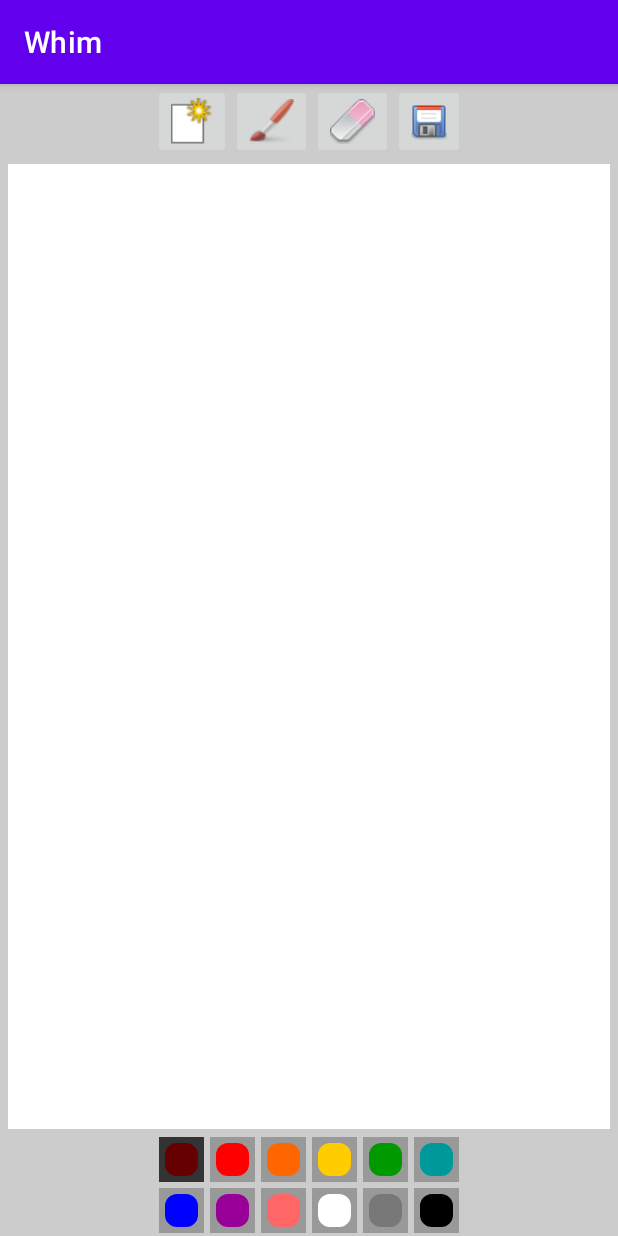
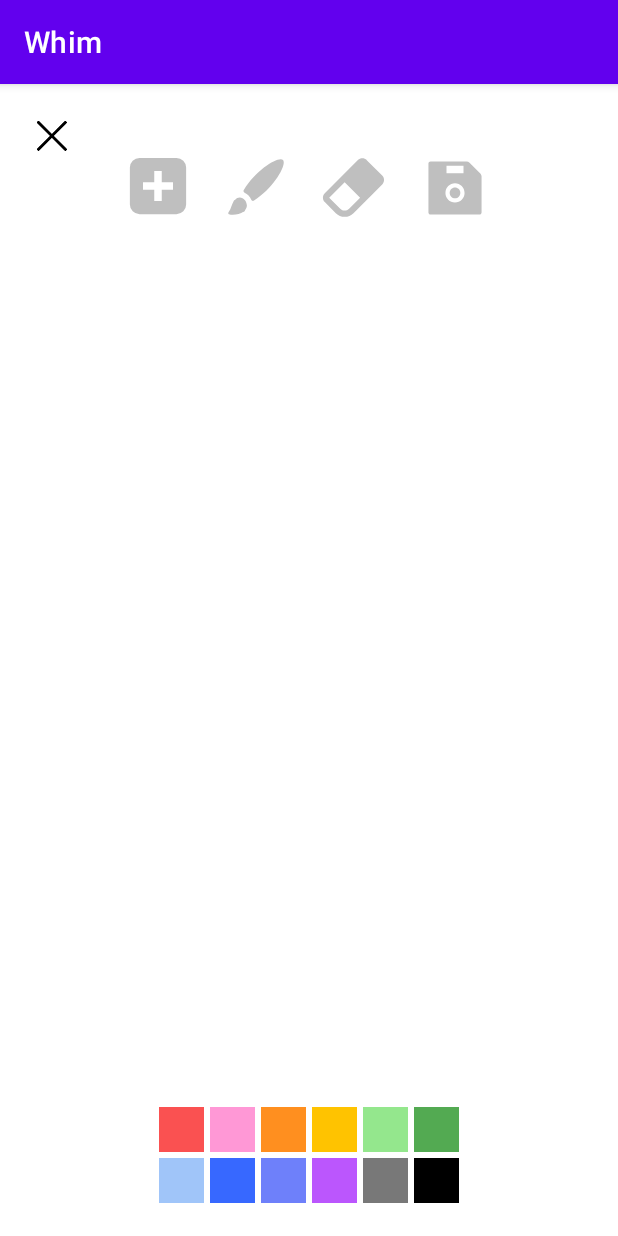
Before and after one commit to HarryuCATGREY/My_Notes, an Android app: the drawController screen opened directly, with no data from a screen before it, on a phone screen of 412 x 824 dp. Run offline under Robolectric (Android 15) with nearby library versions, the phone set to English and light mode, and no system bars.

Commit message:
whiteboard front end update

```diff
--- a/app/src/main/AndroidManifest.xml
+++ b/app/src/main/AndroidManifest.xml
@@ -27,11 +27,6 @@
         <activity android:name=".drawController"
             android:screenOrientation="portrait"
             android:exported="true">
-            <intent-filter>
-                <action android:name="android.intent.action.MAIN" />
-
-                <category android:name="android.intent.category.LAUNCHER" />
-            </intent-filter>
         </activity>
 
         <activity
--- a/app/src/main/java/com/example/whim/DrawingView.java
+++ b/app/src/main/java/com/example/whim/DrawingView.java
@@ -14,6 +14,7 @@ import android.view.MotionEvent;
 import android.graphics.PorterDuff;
 import android.graphics.PorterDuffXfermode;
 import android.util.TypedValue;
+import android.widget.ImageView;
 
 
 public class DrawingView extends View {
@@ -31,6 +32,7 @@ public class DrawingView extends View {
 
     private float brushSize, lastBrushSize;
     private boolean erase = false;
+
 
     public DrawingView(Context context, AttributeSet attrs)
     {
--- a/app/src/main/java/com/example/whim/drawController.java
+++ b/app/src/main/java/com/example/whim/drawController.java
@@ -5,6 +5,7 @@ import androidx.appcompat.app.AppCompatActivity;
 import android.os.Bundle;
 import android.view.View;
 import android.widget.ImageButton;
+import android.widget.ImageView;
 import android.widget.LinearLayout;
 
 import java.util.UUID;
@@ -20,6 +21,7 @@ public class drawController extends AppCompatActivity implements OnClickListener
     private DrawingView drawView;
     private ImageButton currPaint, drawBtn, eraseBtn, newBtn, saveBtn;
     private float smallBrush, mediumBrush, largeBrush;
+    private ImageView backIcon;
 
     @Override
     protected void onCreate(Bundle savedInstanceState) {
@@ -31,7 +33,6 @@ public class drawController extends AppCompatActivity implements OnClickListener
 
         LinearLayout paintLayout = (LinearLayout)findViewById(R.id.paint_colors);
         currPaint = (ImageButton)paintLayout.getChildAt(0);
-        currPaint.setImageDrawable(getResources().getDrawable(R.drawable.paint_pressed));
 
         smallBrush = getResources().getInteger(R.integer.small_size);
         mediumBrush = getResources().getInteger(R.integer.medium_size);
@@ -48,6 +49,9 @@ public class drawController extends AppCompatActivity implements OnClickListener
 
         saveBtn = (ImageButton)findViewById(R.id.save_btn);
         saveBtn.setOnClickListener(this);
+
+        backIcon = findViewById(R.id.close);
+        backIcon.setOnClickListener((v) -> {onBackPressed();});
     }
 
     public void paintClicked(View view)
@@ -63,7 +67,6 @@ public class drawController extends AppCompatActivity implements OnClickListener
             drawView.setColor(color);
 
             //reflect in the UI
-            imgView.setImageDrawable(getResources().getDrawable(R.drawable.paint_pressed));
             currPaint.setImageDrawable(getResources().getDrawable(R.drawable.paint));
             currPaint = (ImageButton)view;
         }
--- /dev/null
+++ b/app/src/main/res/drawable/eraser.xml
@@ -0,0 +1,9 @@
+<vector xmlns:android="http://schemas.android.com/apk/res/android"
+    android:width="200dp"
+    android:height="200dp"
+    android:viewportWidth="1024"
+    android:viewportHeight="1024">
+  <path
+      android:pathData="M692.9,151.9l211.2,210.8c33.3,33.7 33.3,87.5 0,121.2L512,875.9a171,171 0,0 1,-241.5 0L119.9,725.3c-33.3,-33.7 -33.3,-87.5 0,-121.2l452.3,-452.3c33.7,-33.3 87.5,-33.3 120.7,0M180.1,664.7l151,150.6c33.3,33.7 87,33.7 120.7,0l150.6,-150.6 -211.2,-211.2 -211.2,211.2z"
+      android:fillColor="#bfbfbf"/>
+</vector>
--- /dev/null
+++ b/app/src/main/res/drawable/ic_brush__1_.xml
@@ -0,0 +1,9 @@
+<vector xmlns:android="http://schemas.android.com/apk/res/android"
+    android:width="200dp"
+    android:height="200dp"
+    android:viewportWidth="1024"
+    android:viewportHeight="1024">
+  <path
+      android:pathData="M972.8,53.2C905.8,-15.8 531.7,196.9 303.3,563.2c-9.8,17.7 -3.9,39.4 13.8,47.3 51.2,23.6 92.6,67 114.2,120.1 7.9,19.7 29.5,25.6 47.3,13.8 354.5,-234.3 561.2,-622.3 494.3,-691.2zM234.3,693.2C204.8,693.2 177.2,708.9 157.5,728.6h-2c-9.8,0 -19.7,15.8 -27.6,29.5 -31.5,53.2 -37.4,116.2 -84.7,185.1 -7.9,11.8 -5.9,29.5 7.9,33.5 67,21.7 187.1,2 246.2,-41.4v2c19.7,-3.9 13.8,-11.8 19.7,-11.8 21.7,-39.4 39.4,-59.1 39.4,-96.5 -2,-72.9 -53.2,-135.9 -122.1,-135.9z"
+      android:fillColor="#bfbfbf"/>
+</vector>
--- a/app/src/main/res/drawable/medium.xml
+++ b/app/src/main/res/drawable/medium.xml
@@ -6,5 +6,5 @@
         android:height="@dimen/medium_brush"
         android:width="@dimen/medium_brush">
     </size>
-    <solid android:color="#FF666666"/>f
+    <solid android:color="#FF666666"/>
 </shape>
--- /dev/null
+++ b/app/src/main/res/drawable/new_pic.xml
@@ -0,0 +1,9 @@
+<vector xmlns:android="http://schemas.android.com/apk/res/android"
+    android:width="200dp"
+    android:height="200dp"
+    android:viewportWidth="1024"
+    android:viewportHeight="1024">
+  <path
+      android:pathData="M826.5,32A165.5,165.5 0,0 1,992 197.5v629A165.5,165.5 0,0 1,826.5 992H197.5A165.5,165.5 0,0 1,32 826.5V197.5A165.5,165.5 0,0 1,197.5 32h629zM576,256h-128v192H256v128h192L448,768h128v-192h192v-128h-192V256z"
+      android:fillColor="#bfbfbf"/>
+</vector>
--- a/app/src/main/res/drawable/paint.xml
+++ b/app/src/main/res/drawable/paint.xml
@@ -3,7 +3,6 @@
     <item>
         <shape android:shape="rectangle">
             <stroke
-                android:width="4dp"
                 android:color="#FF999999">
             </stroke>
             <solid android:color="#00000000"/>
@@ -15,14 +14,4 @@
             </padding>
         </shape>
     </item>
-    <item>
-        <shape xmlns:android="http://schemas.android.com/apk/res/android">
-            <stroke
-                android:width="4dp"
-                android:color="#FF999999">
-            </stroke>
-            <solid android:color="#00000000"/>
-            <corners android:radius="10dp"/>
-        </shape>
-    </item>
 </layer-list>
--- /dev/null
+++ b/app/src/main/res/drawable/save.xml
@@ -0,0 +1,12 @@
+<vector xmlns:android="http://schemas.android.com/apk/res/android"
+    android:width="200dp"
+    android:height="200dp"
+    android:viewportWidth="1024"
+    android:viewportHeight="1024">
+  <path
+      android:pathData="M893.3,293.3L730.7,130.7c-12,-12 -28.3,-18.7 -45.3,-18.7L144,112c-17.7,0 -32,14.3 -32,32v736c0,17.7 14.3,32 32,32h736c17.7,0 32,-14.3 32,-32L912,338.5c0,-17 -6.7,-33.2 -18.7,-45.2zM384,176h256v112L384,288L384,176zM512,730c-79.5,0 -144,-64.5 -144,-144s64.5,-144 144,-144 144,64.5 144,144 -64.5,144 -144,144z"
+      android:fillColor="#bfbfbf"/>
+  <path
+      android:pathData="M512,506c-44.2,0 -80,35.8 -80,80s35.8,80 80,80 80,-35.8 80,-80 -35.8,-80 -80,-80z"
+      android:fillColor="#bfbfbf"/>
+</vector>
--- a/app/src/main/res/layout/draw.xml
+++ b/app/src/main/res/layout/draw.xml
@@ -1,56 +1,95 @@
 <?xml version="1.0" encoding="utf-8"?>
 <LinearLayout xmlns:android="http://schemas.android.com/apk/res/android"
+    xmlns:app="http://schemas.android.com/apk/res-auto"
     xmlns:tools="http://schemas.android.com/tools"
     android:layout_width="match_parent"
     android:layout_height="match_parent"
-    android:background="#FFCCCCCC"
+    android:background="#ffffff"
     android:orientation="vertical"
     tools:context=".drawController" >
+
+    <androidx.constraintlayout.widget.ConstraintLayout
+        android:layout_width="match_parent"
+        android:layout_height="93dp">
+
+        <ImageView
+            android:id="@+id/close"
+            android:layout_width="30dp"
+            android:layout_height="30dp"
+            android:layout_marginStart="20dp"
+            android:layout_marginTop="20dp"
+            android:layout_weight="1"
+            app:layout_constraintStart_toStartOf="parent"
+            app:layout_constraintTop_toTopOf="parent"
+            app:srcCompat="@drawable/ic_close" />
+
         <LinearLayout
             android:layout_width="wrap_content"
             android:layout_height="50dp"
             android:layout_gravity="center"
-        android:orientation="horizontal">
+            android:orientation="horizontal"
+            app:layout_constraintBottom_toBottomOf="parent"
+            app:layout_constraintEnd_toEndOf="parent"
+            app:layout_constraintHorizontal_bias="0.497"
+            app:layout_constraintStart_toStartOf="parent"
+            app:layout_constraintTop_toTopOf="parent"
+            app:layout_constraintVertical_bias="1.0">
+
             <ImageButton
                 android:id="@+id/new_btn"
-            android:layout_width="wrap_content"
-            android:layout_height="fill_parent"
-            android:contentDescription="@string/start_new"
-            android:src="@drawable/new_pic"/>
+                android:layout_width="40dp"
+                android:layout_height="40dp"
+                android:layout_gravity="center"
+
+                android:background="@drawable/new_pic"
+                android:contentDescription="@string/start_new" />
+
             <ImageButton
                 android:id="@+id/draw_btn"
-            android:layout_width="wrap_content"
-            android:layout_height="fill_parent"
-            android:contentDescription="@string/brush"
-            android:src="@drawable/brush"/>
+                android:layout_width="40dp"
+                android:layout_height="40dp"
+                android:layout_marginLeft="25dp"
+                android:layout_marginTop="5dp"
+                android:layout_marginRight="20dp"
+
+                android:background="@drawable/ic_brush__1_"
+                android:contentDescription="@string/brush" />
+
             <ImageButton
                 android:id="@+id/erase_btn"
-            android:layout_width="wrap_content"
-            android:layout_height="fill_parent"
-            android:contentDescription="@string/erase"
-            android:src ="@drawable/eraser"/>
+                android:layout_width="50dp"
+                android:layout_height="50dp"
+                android:layout_marginRight="20dp"
+                android:background="@drawable/eraser"
+                android:contentDescription="@string/erase" />
+
             <ImageButton
                 android:id="@+id/save_btn"
-            android:layout_width="wrap_content"
-            android:layout_height="fill_parent"
-            android:contentDescription="@string/save"
-            android:src="@drawable/save"/>
+                android:layout_width="45dp"
+                android:layout_height="45dp"
+                android:layout_marginTop="3dp"
+                android:background="@drawable/save"
+                android:contentDescription="@string/save" />
         </LinearLayout>
+    </androidx.constraintlayout.widget.ConstraintLayout>
+
     <com.example.whim.DrawingView
         android:id="@+id/drawing"
         android:layout_width="fill_parent"
         android:layout_height="0dp"
-        android:layout_marginBottom="3dp"
         android:layout_marginLeft="5dp"
+        android:layout_marginTop="3dp"
         android:layout_marginRight="5dp"
-        android:layout_marginTop="3dp"
+        android:layout_marginBottom="10dp"
         android:layout_weight="1"
-        android:background="#FFFFFFFF"/>
+        android:background="#FFFFFFFF" />
+
     <LinearLayout
         android:layout_width="wrap_content"
         android:layout_height="wrap_content"
         android:layout_gravity="center"
-        android:orientation="vertical">
+        android:orientation="vertical"
+        android:layout_marginBottom="20dp">
         <!-- Top Row -->
         <LinearLayout
             android:id="@+id/paint_colors"
@@ -61,66 +100,60 @@
                 android:layout_width="@dimen/large_brush"
                 android:layout_height="@dimen/large_brush"
                 android:layout_margin="2dp"
-                android:background="#FF660000"
+                android:background="#FA5151"
                 android:contentDescription="@string/paint"
                 android:onClick="paintClicked"
-                android:src="@drawable/paint"
-                android:tag="#FF660000">
+                android:tag="#FA5151">
             </ImageButton>
 
             <ImageButton
                 android:layout_width="@dimen/large_brush"
                 android:layout_height="@dimen/large_brush"
                 android:layout_margin="2dp"
-                android:background="#FFFF0000"
+                android:background= "#FF98D6"
                 android:contentDescription="@string/paint"
                 android:onClick="paintClicked"
-                android:src="@drawable/paint"
-                android:tag="#FFFF0000">
+                android:tag= "#FF98D6">
             </ImageButton>
 
             <ImageButton
                 android:layout_width="@dimen/large_brush"
                 android:layout_height="@dimen/large_brush"
                 android:layout_margin="2dp"
-                android:background="#FFFF6600"
+                android:background="#FF8F1F"
                 android:contentDescription="@string/paint"
                 android:onClick="paintClicked"
-                android:src="@drawable/paint"
-                android:tag="#FFFF6600">
+                android:tag="#FF8F1F">
             </ImageButton>
 
             <ImageButton
                 android:layout_width="@dimen/large_brush"
                 android:layout_height="@dimen/large_brush"
                 android:layout_margin="2dp"
-                android:background="#FFFFCC00"
+                android:background="#FFC300"
                 android:contentDescription="@string/paint"
                 android:onClick="paintClicked"
-                android:src="@drawable/paint"
-                android:tag="#FFFFCC00">
+                android:tag="#FFC300">
             </ImageButton>
 
             <ImageButton
                 android:layout_width="@dimen/large_brush"
                 android:layout_height="@dimen/large_brush"
                 android:layout_margin="2dp"
-                android:background="#FF009900"
+                android:background="#94E78D"
                 android:contentDescription="@string/paint"
                 android:onClick="paintClicked"
-                android:src="@drawable/paint"
-                android:tag="#FF009900">
+                android:tag="#94E78D">
             </ImageButton>
 
             <ImageButton
                 android:layout_width="@dimen/large_brush"
                 android:layout_height="@dimen/large_brush"
                 android:layout_margin="2dp"
-                android:background="#FF009999"
+                android:background="#53AA52"
                 android:contentDescription="@string/paint"
                 android:onClick="paintClicked"
-                android:src="@drawable/paint"
-                android:tag="#FF009999">
+                android:tag="#53AA52">
             </ImageButton>
         </LinearLayout>
         <!-- Botton Row -->
@@ -132,44 +165,41 @@
                 android:layout_width="@dimen/large_brush"
                 android:layout_height="@dimen/large_brush"
                 android:layout_margin="2dp"
-                android:background="#FF0000FF"
+                android:background= "#A0C5F9"
                 android:contentDescription="@string/paint"
                 android:onClick="paintClicked"
-                android:src="@drawable/paint"
-                android:tag="#FF0000FF">
+                android:tag="#A0C5F9">
             </ImageButton>
 
             <ImageButton
                 android:layout_width="@dimen/large_brush"
                 android:layout_height="@dimen/large_brush"
                 android:layout_margin="2dp"
-                android:background="#FF990099"
+                android:background="#3768FF"
                 android:contentDescription="@string/paint"
                 android:onClick="paintClicked"
                 android:src="@drawable/paint"
-                android:tag="#FF990099">
+                android:tag="#3768FF">
             </ImageButton>
 
             <ImageButton
                 android:layout_width="@dimen/large_brush"
                 android:layout_height="@dimen/large_brush"
                 android:layout_margin="2dp"
-                android:background="#FFFF6666"
+                android:background="#6E80FA"
                 android:contentDescription="@string/paint"
                 android:onClick="paintClicked"
-                android:src="@drawable/paint"
-                android:tag="#FFFF6666">
+                android:tag="#6E80FA">
             </ImageButton>
 
             <ImageButton
                 android:layout_width="@dimen/large_brush"
                 android:layout_height="@dimen/large_brush"
                 android:layout_margin="2dp"
-                android:background="#FFFFFFFF"
+                android:background="#BB56FD"
                 android:contentDescription="@string/paint"
                 android:onClick="paintClicked"
-                android:src="@drawable/paint"
-                android:tag="#FFFFFFFF">
+                android:tag="#BB56FD">
             </ImageButton>
 
             <ImageButton
@@ -179,7 +209,6 @@
                 android:background="#FF787878"
                 android:contentDescription="@string/paint"
                 android:onClick="paintClicked"
-                android:src="@drawable/paint"
                 android:tag="#FF787878">
             </ImageButton>
 
@@ -190,9 +219,9 @@
                 android:background="#FF000000"
                 android:contentDescription="@string/paint"
                 android:onClick="paintClicked"
-                android:src="@drawable/paint"
                 android:tag="#FF000000">
             </ImageButton>
         </LinearLayout>
     </LinearLayout>
+
 </LinearLayout>
--- a/app/src/main/res/layout/paint_pressed.xml
+++ b/app/src/main/res/layout/paint_pressed.xml
@@ -4,9 +4,9 @@
         <shape android:shape="rectangle">
             <stroke
                 android:width="4dp"
-                android:color="#FF333333">
+                android:color="#ffffff">
             </stroke>
-            <solid android:color="#00000000"/>
+            <solid android:color="#ffffff"/>
             <padding
                 android:top="0dp"
                 android:right="0dp"
@@ -19,9 +19,9 @@
         <shape xmlns:android="http://schemas.android.com/apk/res/android">
             <stroke
                 android:width="4dp"
-                android:color="#FF333333">
+                android:color="#ffffff">
             </stroke>
-            <solid android:color="#00000000"/>
+            <solid android:color="#ffffff"/>
             <corners android:radius="10dp"/>
         </shape>
     </item>
```
Also changed, not shown: app/src/main/res/drawable/eraser.png (deleted), app/src/main/res/drawable/new_pic.png (deleted), app/src/main/res/drawable/save.png (deleted). Lines whose indentation alone changed are shown as unchanged.
